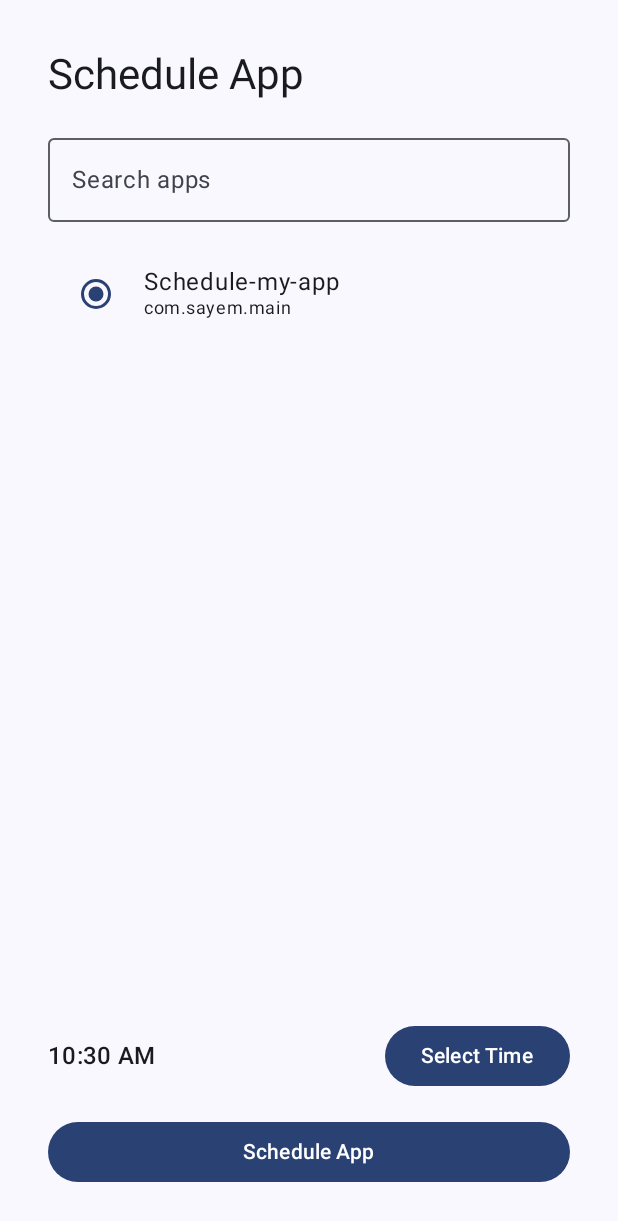
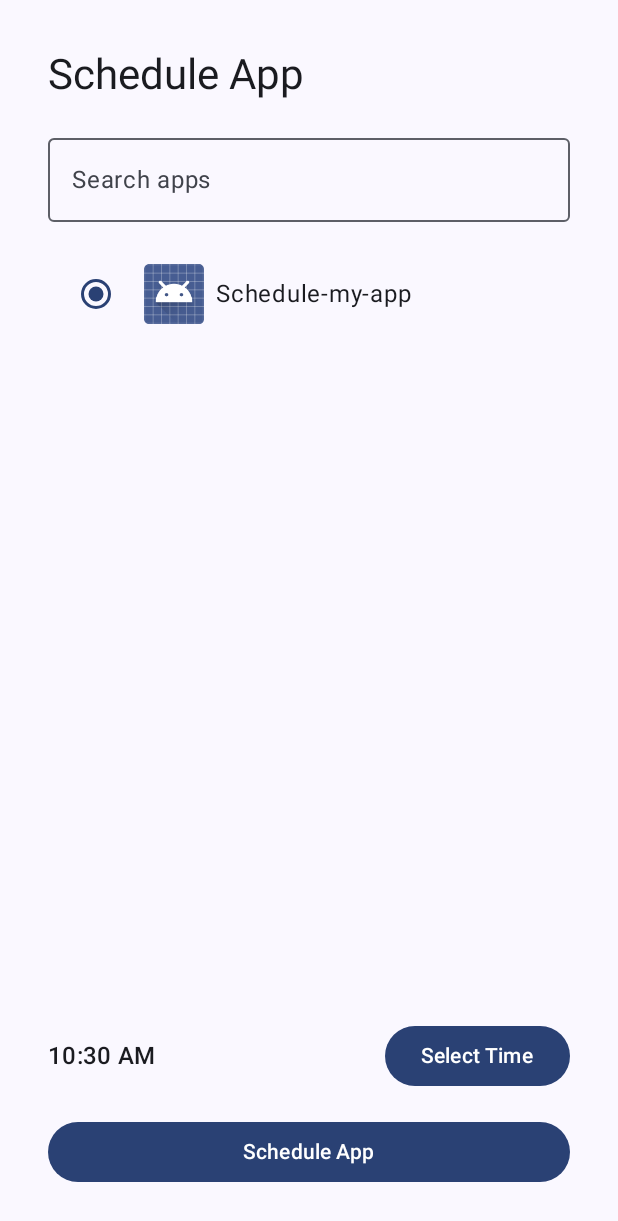
Before and after one commit to sayemPasha/schedule_my_app, an Android app built with Jetpack Compose: the ScheduleCreateRoute screen opened through its navigation route, after a tap on "Schedule-my-app", on a phone screen of 412 x 824 dp. Shown: the top 1221 px of the screen. Run offline under Robolectric (Android 15) with nearby library versions, the phone set to English and light mode, and no system bars; our stand-ins replace Dagger/Hilt's generated code, Room's generated code.

Commit message:
fix: add name and icon

```diff
--- a/app/build.gradle.kts
+++ b/app/build.gradle.kts
@@ -102,6 +102,7 @@ dependencies {
     implementation(libs.androidx.compose.ui)
     implementation(libs.androidx.compose.ui.tooling.preview)
     implementation(libs.androidx.compose.material3)
+    implementation(libs.accompanist.drawablepainter)
     // Tooling
     debugImplementation(libs.androidx.compose.ui.tooling)
     // Instrumented tests
--- a/app/src/main/java/com/sayem/main/ui/scheduler/ScheduleCreateScreen.kt
+++ b/app/src/main/java/com/sayem/main/ui/scheduler/ScheduleCreateScreen.kt
@@ -8,6 +8,7 @@ import androidx.compose.foundation.layout.Row
 import androidx.compose.foundation.layout.fillMaxSize
 import androidx.compose.foundation.layout.fillMaxWidth
 import androidx.compose.foundation.layout.padding
+import androidx.compose.foundation.layout.size
 import androidx.compose.foundation.lazy.LazyColumn
 import androidx.compose.foundation.lazy.items
 import androidx.compose.material3.Button
@@ -16,6 +17,8 @@ import androidx.compose.material3.MaterialTheme
 import androidx.compose.material3.OutlinedTextField
 import androidx.compose.material3.RadioButton
 import androidx.compose.material3.Text
+import androidx.compose.foundation.Image
+import com.google.accompanist.drawablepainter.rememberDrawablePainter
 import androidx.compose.runtime.Composable
 import androidx.compose.runtime.getValue
 import androidx.compose.runtime.mutableStateOf
@@ -24,6 +27,7 @@ import androidx.compose.runtime.setValue
 import androidx.compose.ui.Alignment
 import androidx.compose.ui.Modifier
 import androidx.compose.ui.platform.LocalContext
+import androidx.compose.ui.unit.dp
 import androidx.compose.ui.unit.dp
 import androidx.hilt.navigation.compose.hiltViewModel
 import androidx.lifecycle.compose.collectAsStateWithLifecycle
@@ -102,18 +106,22 @@ fun ScheduleCreateScreen(
                                 .padding(8.dp),
                             verticalAlignment = Alignment.CenterVertically
                         ) {
-                            RadioButton(
-                                selected = selectedApp == app,
-                                onClick = { selectedApp = app }
-                            )
-                            Column(modifier = Modifier.padding(start = 8.dp)) {
+                            Row(
+                                verticalAlignment = Alignment.CenterVertically,
+                                horizontalArrangement = Arrangement.spacedBy(8.dp)
+                            ) {
+                                RadioButton(
+                                    selected = selectedApp == app,
+                                    onClick = { selectedApp = app }
+                                )
+                                Image(
+                                    painter = rememberDrawablePainter(drawable = app.icon),
+                                    contentDescription = "App icon for ${app.label}",
+                                    modifier = Modifier.size(40.dp)
+                                )
                                 Text(
                                     text = app.label,
                                     style = MaterialTheme.typography.bodyLarge
-                                )
-                                Text(
-                                    text = app.packageName,
-                                    style = MaterialTheme.typography.bodySmall
                                 )
                             }
                         }
--- a/app/src/main/java/com/sayem/main/ui/scheduler/ScheduleCreateViewModel.kt
+++ b/app/src/main/java/com/sayem/main/ui/scheduler/ScheduleCreateViewModel.kt
@@ -33,7 +33,13 @@ class ScheduleCreateViewModel @Inject constructor(
         viewModelScope.launch {
             val installedApps = packageManager.getInstalledApplications(0)
                 .filter { it.flags and ApplicationInfo.FLAG_SYSTEM == 0 } // Non-system apps
-                .map { AppInfo(it.packageName, it.loadLabel(packageManager).toString()) }
+                .map {
+                    AppInfo(
+                        packageName = it.packageName,
+                        label = it.loadLabel(packageManager).toString(),
+                        icon = it.loadIcon(packageManager)
+                    )
+                }
                 .sortedBy { it.label }
 
             _uiState.update { ScheduleCreateUiState.Success(installedApps) }
@@ -66,5 +72,6 @@ sealed interface ScheduleCreateUiState {
 
 data class AppInfo(
     val packageName: String,
-    val label: String
+    val label: String,
+    val icon: android.graphics.drawable.Drawable
 )
--- a/gradle/libs.versions.toml
+++ b/gradle/libs.versions.toml
@@ -1,4 +1,5 @@
 [versions]
+accompanist = "0.34.0"
 androidGradlePlugin = "8.8.0"
 androidxCore = "1.15.0"
 androidxLifecycle = "2.8.7"
@@ -51,6 +52,7 @@ junit = { module = "junit:junit", version.ref = "junit" }
 kotlinx-coroutines-test = { module = "org.jetbrains.kotlinx:kotlinx-coroutines-test", version.ref = "coroutines" }
 kotlinx-coroutines-core = { module = "org.jetbrains.kotlinx:kotlinx-coroutines-core", version.ref = "coroutines" }
 kotlinx-coroutines-android = { module = "org.jetbrains.kotlinx:kotlinx-coroutines-android", version.ref = "coroutines" }
+accompanist-drawablepainter = { group = "com.google.accompanist", name = "accompanist-drawablepainter", version.ref = "accompanist" }
 
 [plugins]
 android-application = { id = "com.android.application", version.ref = "androidGradlePlugin" }
```
